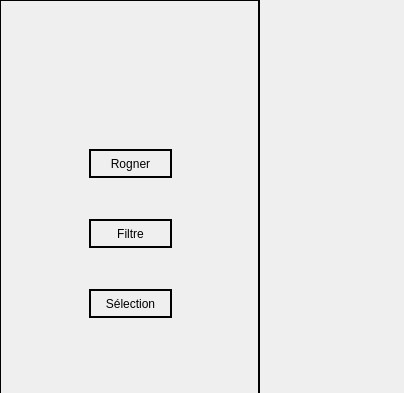
This is toolboxarea.ui in NesrineGhannay/ImagEdit as Qt 5 draws it before an edit; both pictures show x 0 to 404 and y 0 to 393 of the 404 by 644 pixel window. The edited form follows.
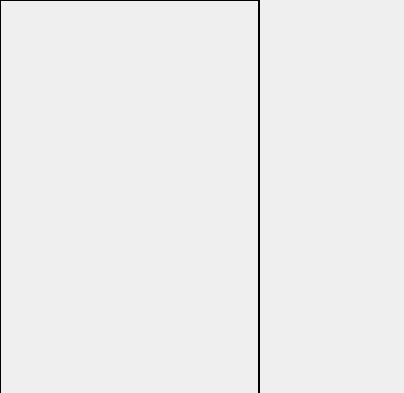
This is the edited form.

Commit message:
Revert "Merge branch 'widget-managment' into 'setting-tool'"
This reverts merge request !1

```diff
--- a/toolboxarea.ui
+++ b/toolboxarea.ui
@@ -35,66 +35,6 @@
    <property name="frameShadow">
     <enum>QFrame::Raised</enum>
    </property>
-   <property name="frameShape">
-    <enum>QFrame::StyledPanel</enum>
-   </property>
-   <property name="frameShadow">
-    <enum>QFrame::Raised</enum>
-   </property>
-   <widget class="QPushButton" name="pushButton">
-    <property name="geometry">
-     <rect>
-      <x>90</x>
-      <y>150</y>
-      <width>83</width>
-      <height>29</height>
-     </rect>
-    </property>
-    <property name="styleSheet">
-     <string notr="true">QPushButton {
-	color: black;
-};</string>
-    </property>
-    <property name="text">
-     <string>Rogner</string>
-    </property>
-   </widget>
-   <widget class="QPushButton" name="pushButton_2">
-    <property name="geometry">
-     <rect>
-      <x>90</x>
-      <y>220</y>
-      <width>83</width>
-      <height>29</height>
-     </rect>
-    </property>
-    <property name="styleSheet">
-     <string notr="true">QPushButton {
-	color: black;
-};</string>
-    </property>
-    <property name="text">
-     <string>Filtre</string>
-    </property>
-   </widget>
-   <widget class="QPushButton" name="pushButton_3">
-    <property name="geometry">
-     <rect>
-      <x>90</x>
-      <y>290</y>
-      <width>83</width>
-      <height>29</height>
-     </rect>
-    </property>
-    <property name="styleSheet">
-     <string notr="true">QPushButton {
-	color: black;
-};</string>
-    </property>
-    <property name="text">
-     <string>Sélection</string>
-    </property>
-   </widget>
   </widget>
  </widget>
  <resources/>
```
